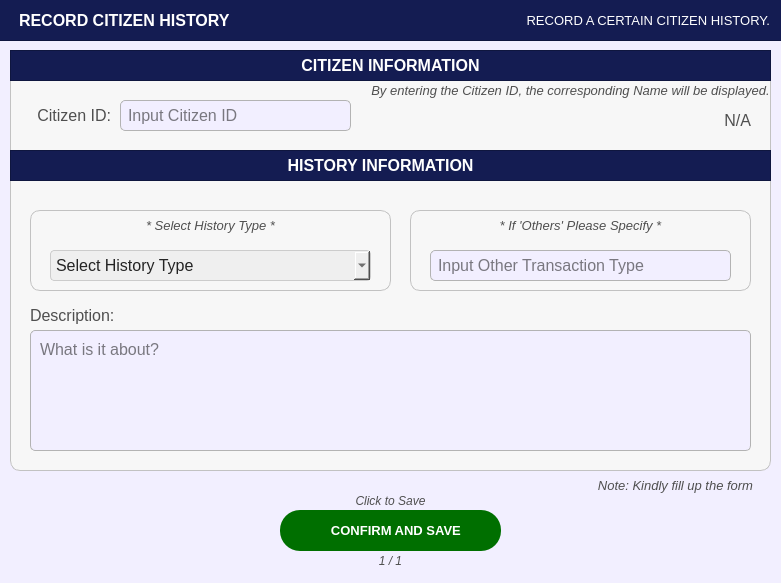
Yohhannn/Barangay-Records-Statistics-System, file Resources/UIs/PopUp/Screen_HistoryRecords/record_citizen_history.ui: the form before one commit.
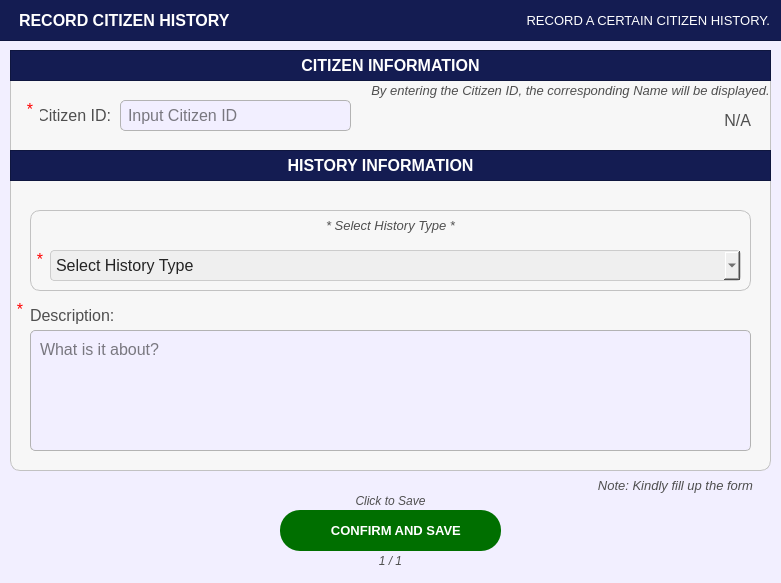
The form after the commit. Icons and pictures are not drawn.

The edit to the form file:
```diff
--- a/Resources/UIs/PopUp/Screen_HistoryRecords/record_citizen_history.ui
+++ b/Resources/UIs/PopUp/Screen_HistoryRecords/record_citizen_history.ui
@@ -635,9 +635,9 @@
    <widget class="QLabel" name="register_labelBusinessOwnerName">
     <property name="geometry">
      <rect>
-      <x>10</x>
+      <x>30</x>
       <y>50</y>
-      <width>91</width>
+      <width>71</width>
       <height>31</height>
      </rect>
     </property>
@@ -768,102 +768,12 @@
      <string>What is it about?</string>
     </property>
    </widget>
-   <widget class="QFrame" name="basePopUpBodyFrame_5">
-    <property name="geometry">
-     <rect>
-      <x>400</x>
-      <y>160</y>
-      <width>341</width>
-      <height>81</height>
-     </rect>
-    </property>
-    <property name="styleSheet">
-     <string notr="true">#basePopUpBodyFrame_5 {
-	background-color: rgb(247, 247, 247);
-	border: 1px solid rgb(194, 194, 194);
-	border-radius: 10px;
-}</string>
-    </property>
-    <property name="frameShape">
-     <enum>QFrame::Shape::StyledPanel</enum>
-    </property>
-    <property name="frameShadow">
-     <enum>QFrame::Shadow::Raised</enum>
-    </property>
-    <widget class="QLabel" name="labelNote_4">
-     <property name="geometry">
-      <rect>
-       <x>0</x>
-       <y>0</y>
-       <width>341</width>
-       <height>31</height>
-      </rect>
-     </property>
-     <property name="font">
-      <font>
-       <family>Arial</family>
-       <pointsize>10</pointsize>
-       <italic>true</italic>
-       <bold>false</bold>
-      </font>
-     </property>
-     <property name="styleSheet">
-      <string notr="true">#labelNote_4 {
-	background-color: transparent;
-	color: #4f4f4f;
-}
-</string>
-     </property>
-     <property name="text">
-      <string>* If 'Others' Please Specify *</string>
-     </property>
-     <property name="alignment">
-      <set>Qt::AlignmentFlag::AlignCenter</set>
-     </property>
-    </widget>
-    <widget class="QLineEdit" name="record_others_citizenhistory_type">
-     <property name="geometry">
-      <rect>
-       <x>20</x>
-       <y>40</y>
-       <width>301</width>
-       <height>31</height>
-      </rect>
-     </property>
-     <property name="font">
-      <font>
-       <family>Arial</family>
-       <pointsize>12</pointsize>
-      </font>
-     </property>
-     <property name="styleSheet">
-      <string notr="true">#record_others_citizenhistory_type{
-	border: 1px solid #b3b3b3;  /* Black border */
-    border-radius: 5px;        /* Rounded corners */
-    padding: 5px;               /* Inner spacing */
-    background-color: #f2efff;  /* Gray background */
-    color: #000000; 
-}
-
-</string>
-     </property>
-     <property name="text">
-      <string/>
-     </property>
-     <property name="maxLength">
-      <number>30</number>
-     </property>
-     <property name="placeholderText">
-      <string>Input Other Transaction Type</string>
-     </property>
-    </widget>
-   </widget>
    <widget class="QFrame" name="basePopUpBodyFrame_6">
     <property name="geometry">
      <rect>
       <x>20</x>
       <y>160</y>
-      <width>361</width>
+      <width>721</width>
       <height>81</height>
      </rect>
     </property>
@@ -885,7 +795,7 @@
       <rect>
        <x>0</x>
        <y>0</y>
-       <width>361</width>
+       <width>721</width>
        <height>31</height>
       </rect>
      </property>
@@ -916,7 +826,7 @@
       <rect>
        <x>20</x>
        <y>40</y>
-       <width>321</width>
+       <width>691</width>
        <height>31</height>
       </rect>
      </property>
@@ -962,6 +872,36 @@
       </property>
      </item>
     </widget>
+    <widget class="QLabel" name="label_req_3">
+     <property name="geometry">
+      <rect>
+       <x>0</x>
+       <y>40</y>
+       <width>20</width>
+       <height>31</height>
+      </rect>
+     </property>
+     <property name="font">
+      <font>
+       <family>Arial</family>
+       <pointsize>12</pointsize>
+       <bold>false</bold>
+      </font>
+     </property>
+     <property name="styleSheet">
+      <string notr="true">#label_req_3 {
+	background-color: transparent;
+	color: red;
+}
+</string>
+     </property>
+     <property name="text">
+      <string>*</string>
+     </property>
+     <property name="alignment">
+      <set>Qt::AlignmentFlag::AlignHCenter|Qt::AlignmentFlag::AlignTop</set>
+     </property>
+    </widget>
    </widget>
    <widget class="QLabel" name="labelNote_2">
     <property name="geometry">
@@ -994,6 +934,66 @@
      <set>Qt::AlignmentFlag::AlignCenter</set>
     </property>
    </widget>
+   <widget class="QLabel" name="label_req_2">
+    <property name="geometry">
+     <rect>
+      <x>10</x>
+      <y>50</y>
+      <width>20</width>
+      <height>31</height>
+     </rect>
+    </property>
+    <property name="font">
+     <font>
+      <family>Arial</family>
+      <pointsize>12</pointsize>
+      <bold>false</bold>
+     </font>
+    </property>
+    <property name="styleSheet">
+     <string notr="true">#label_req_2 {
+	background-color: transparent;
+	color: red;
+}
+</string>
+    </property>
+    <property name="text">
+     <string>*</string>
+    </property>
+    <property name="alignment">
+     <set>Qt::AlignmentFlag::AlignHCenter|Qt::AlignmentFlag::AlignTop</set>
+    </property>
+   </widget>
+   <widget class="QLabel" name="label_req_4">
+    <property name="geometry">
+     <rect>
+      <x>0</x>
+      <y>250</y>
+      <width>20</width>
+      <height>31</height>
+     </rect>
+    </property>
+    <property name="font">
+     <font>
+      <family>Arial</family>
+      <pointsize>12</pointsize>
+      <bold>false</bold>
+     </font>
+    </property>
+    <property name="styleSheet">
+     <string notr="true">#label_req_4 {
+	background-color: transparent;
+	color: red;
+}
+</string>
+    </property>
+    <property name="text">
+     <string>*</string>
+    </property>
+    <property name="alignment">
+     <set>Qt::AlignmentFlag::AlignHCenter|Qt::AlignmentFlag::AlignTop</set>
+    </property>
+   </widget>
   </widget>
   <widget class="QFrame" name="basePopUpTitleFrame">
    <property name="geometry">
```
